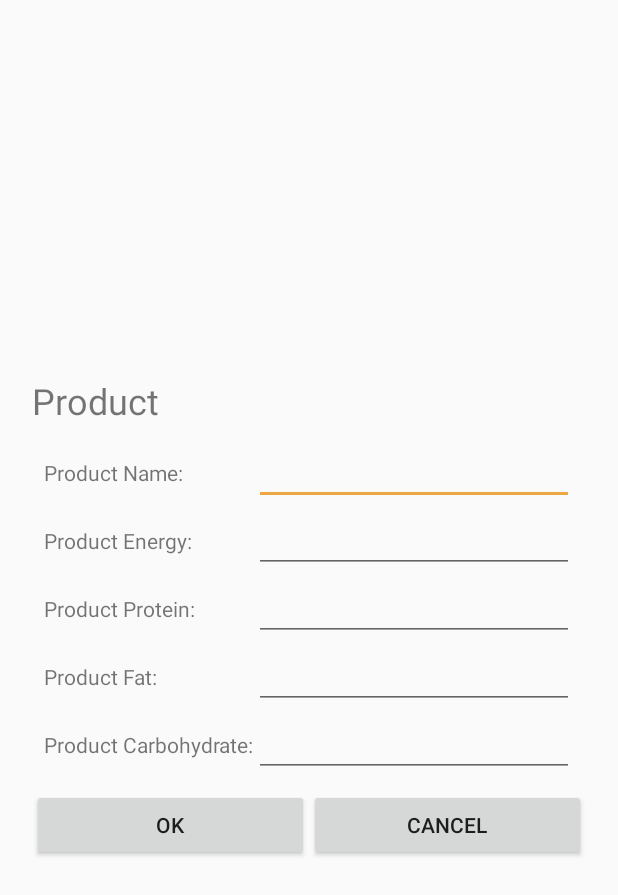
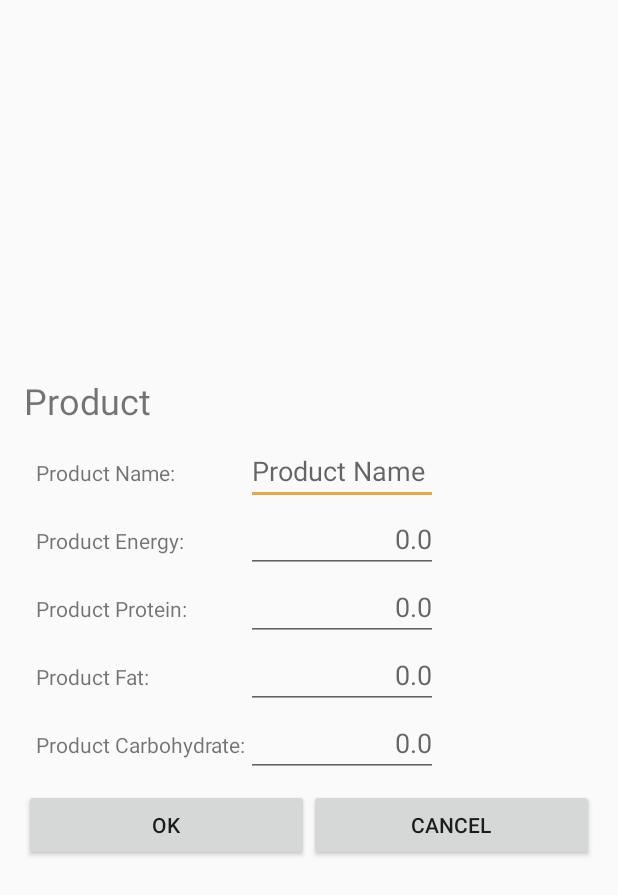
Before and after one commit to seysen/HikingMealsForAndroid, an Android app: the layout activity_product_detail.xml on its own in the app's theme, with its tools: preview values and no code run, on a phone screen of 412 x 824 dp. Shown: the top 895 px of the screen. Run offline under Robolectric (Android 15) with nearby library versions, the phone set to English and light mode, and no system bars.

```diff
--- a/app/src/main/java/com/seysen/hikingmealsforandroid/MealDetailActivity.java
+++ b/app/src/main/java/com/seysen/hikingmealsforandroid/MealDetailActivity.java
@@ -167,6 +167,7 @@ public class MealDetailActivity extends AppCompatActivity implements Datable {
         if (meal==null) {
             meal = new Meal(mealName.getText().toString(), mProducts);
         }
+        meal.setMealName(mealName.getText().toString());
         meal.setMealProducts(mProducts);
         Intent data = new Intent();
         data.putExtra(ID_KEY,position);
--- a/app/src/main/java/com/seysen/hikingmealsforandroid/fragments/MealsFragment.java
+++ b/app/src/main/java/com/seysen/hikingmealsforandroid/fragments/MealsFragment.java
@@ -137,6 +137,7 @@ public class MealsFragment extends Fragment implements Datable {
                     MealProduct mealProduct = new MealProduct(Product.getProduct(mProduct.getProductName()),mWeight);
                     mealProducts.add(mealProduct);
                 }
+                meal.setMealName(mMeal.getMealName());
                 meal.setMealProducts(mealProducts);
                 mMeals.set(position, meal);
             }
--- a/app/src/main/res/layout/activity_meal_add_product.xml
+++ b/app/src/main/res/layout/activity_meal_add_product.xml
@@ -32,8 +32,8 @@
                 android:layout_height="wrap_content"
                 android:layout_gravity="center|end"
                 android:layout_weight="1"
-                android:autoText="false"
                 android:ems="10"
+                android:hint="0"
                 android:inputType="numberDecimal"
                 android:padding="8dp"
                 android:textAlignment="textEnd" />
--- a/app/src/main/res/layout/activity_product_detail.xml
+++ b/app/src/main/res/layout/activity_product_detail.xml
@@ -5,8 +5,9 @@
     android:layout_width="match_parent"
     android:layout_height="match_parent"
     tools:context=".ProductDetailActivity">
+
     <LinearLayout
-        android:layout_width="wrap_content"
+        android:layout_width="0dp"
         android:layout_height="wrap_content"
         android:gravity="center"
         android:orientation="vertical"
@@ -24,7 +25,7 @@
             android:textSize="24sp" />
 
         <TableLayout
-            android:layout_width="wrap_content"
+            android:layout_width="match_parent"
             android:layout_height="wrap_content"
             android:padding="8dp">
 
@@ -33,7 +34,7 @@
                 android:layout_height="match_parent">
 
                 <TextView
-                    android:layout_width="match_parent"
+                    android:layout_width="wrap_content"
                     android:layout_height="wrap_content"
                     android:text="Product Name:" />
 
@@ -41,7 +42,8 @@
                     android:id="@+id/product_name_txt"
                     android:layout_width="match_parent"
                     android:layout_height="wrap_content"
-                    android:ems="10"
+                    android:ems="5"
+                    android:hint="Product Name"
                     android:inputType="textPersonName"
                     android:textColorHighlight="@color/colorAccent"
                     android:textColorLink="@color/colorTextAccent" />
@@ -52,7 +54,7 @@
                 android:layout_height="match_parent">
 
                 <TextView
-                    android:layout_width="match_parent"
+                    android:layout_width="wrap_content"
                     android:layout_height="wrap_content"
                     android:text="Product Energy:" />
 
@@ -61,8 +63,10 @@
                     android:layout_width="match_parent"
                     android:layout_height="wrap_content"
                     android:autofillHints="0.0"
-                    android:ems="10"
+                    android:ems="5"
+                    android:hint="0.0"
                     android:inputType="numberDecimal"
+                    android:textAlignment="textEnd"
                     android:textColorHighlight="@color/colorAccent"
                     android:textColorLink="@color/colorTextAccent" />
 
@@ -73,17 +77,19 @@
                 android:layout_height="match_parent">
 
                 <TextView
-                    android:layout_width="match_parent"
+                    android:layout_width="wrap_content"
                     android:layout_height="wrap_content"
                     android:text="Product Protein:" />
 
                 <EditText
                     android:id="@+id/product_protein_txt"
-                    android:layout_width="wrap_content"
+                    android:layout_width="match_parent"
                     android:layout_height="wrap_content"
                     android:autofillHints="0.0"
-                    android:ems="10"
+                    android:ems="5"
+                    android:hint="0.0"
                     android:inputType="numberDecimal"
+                    android:textAlignment="textEnd"
                     android:textColorHighlight="@color/colorAccent"
                     android:textColorLink="@color/colorTextAccent" />
 
@@ -100,11 +106,13 @@
 
                 <EditText
                     android:id="@+id/product_fat_txt"
-                    android:layout_width="wrap_content"
+                    android:layout_width="match_parent"
                     android:layout_height="wrap_content"
                     android:autofillHints="0.0"
-                    android:ems="10"
+                    android:ems="5"
+                    android:hint="0.0"
                     android:inputType="numberDecimal"
+                    android:textAlignment="textEnd"
                     android:textColorHighlight="@color/colorAccent"
                     android:textColorLink="@color/colorTextAccent" />
 
@@ -115,17 +123,19 @@
                 android:layout_height="match_parent">
 
                 <TextView
-                    android:layout_width="match_parent"
+                    android:layout_width="wrap_content"
                     android:layout_height="wrap_content"
                     android:text="Product Carbohydrate:" />
 
                 <EditText
                     android:id="@+id/product_carbohydrate_txt"
-                    android:layout_width="wrap_content"
+                    android:layout_width="match_parent"
                     android:layout_height="wrap_content"
                     android:autofillHints="0.0"
-                    android:ems="10"
+                    android:ems="6"
+                    android:hint="0.0"
                     android:inputType="numberDecimal"
+                    android:textAlignment="textEnd"
                     android:textColorHighlight="@color/colorAccent"
                     android:textColorLink="@color/colorTextAccent" />
 
```
Also changed, not shown: app/src/main/java/com/seysen/hikingmealsforandroid/MainActivity.java (+4 -4 lines), app/src/main/java/com/seysen/hikingmealsforandroid/fragments/HikesFragment.java (+20 -3 lines), app/src/main/java/com/seysen/hikingmealsforandroid/helper/CustomDialogFragment.java (+5 -2 lines).
